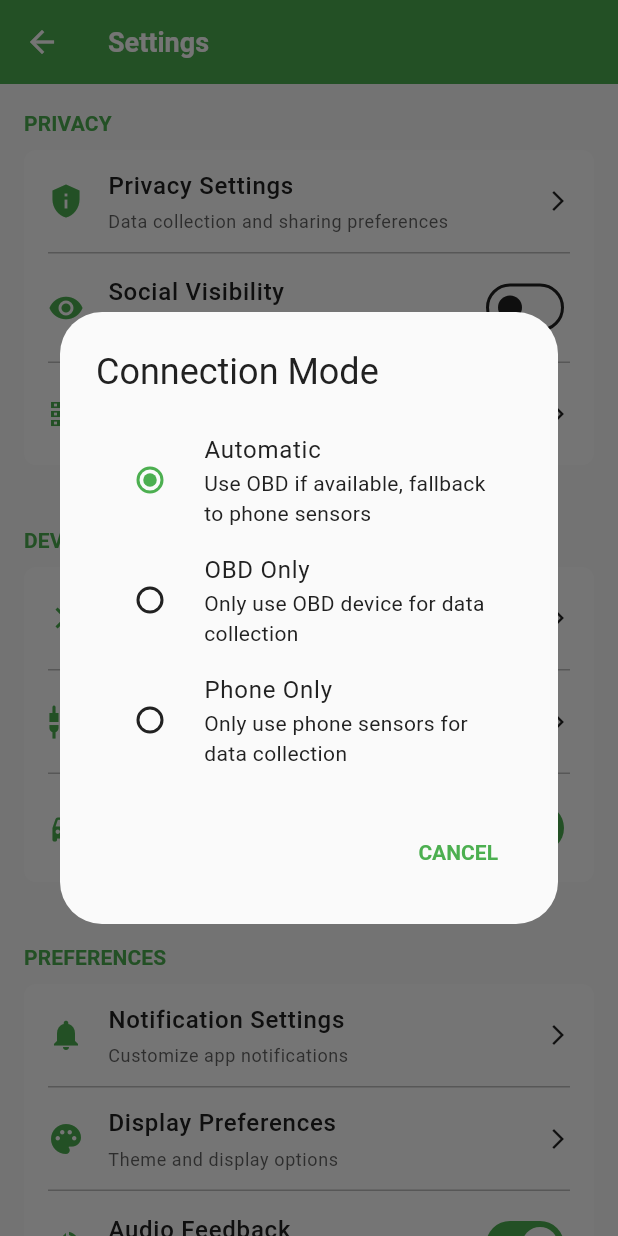
After one commit to strjonas/Going50, a Flutter app: the SettingsScreen screen opened by its route, after a tap on "Connection Mode", on a phone screen of 412 x 824 dp. The commit adds this screen. Run offline on Flutter 3.47's test engine with Material 3 defaults, Android fonts, the phone set to English and light mode, and no system bars; our stand-ins replace battery_plus, drift, fl_chart, geolocator, get_it, package_info_plus and 3 more; missing offline and left inert: flutter_reactive_ble; accounts and stored records are empty; generated files the repository leaves out were written again.

Commit message:
Day 25: Implement Settings Screen

```diff
--- a/lib/navigation/app_router.dart
+++ b/lib/navigation/app_router.dart
@@ -8,6 +8,7 @@ import '../presentation/screens/drive/active_drive_screen.dart';
 import '../presentation/screens/drive/trip_summary_screen.dart';
 import '../presentation/screens/insights/trip_history_screen.dart';
 import '../presentation/screens/insights/trip_detail_screen.dart';
+import '../presentation/screens/profile/settings_screen.dart';
 
 /// AppRouter handles route management for the application.
 ///
@@ -67,9 +68,7 @@ class AppRouter {
       // Profile routes
       case ProfileRoutes.settings:
         return MaterialPageRoute(
-          builder: (_) => const Scaffold(
-            body: Center(child: Text('Settings Screen - To be implemented')),
-          ),
+          builder: (_) => const SettingsScreen(),
         );
 
       case ProfileRoutes.privacySettings:
--- /dev/null
+++ b/lib/presentation/screens/profile/components/settings_item.dart
@@ -0,0 +1,97 @@
+import 'package:flutter/material.dart';
+
+/// A settings item component for use in the settings screen.
+///
+/// This component displays a single settings option with a title,
+/// optional subtitle, optional icon, and optional trailing widget.
+class SettingsItem extends StatelessWidget {
+  /// The title of the settings item.
+  final String title;
+
+  /// The optional subtitle/description text.
+  final String? subtitle;
+
+  /// The optional leading icon.
+  final IconData? icon;
+
+  /// The optional trailing widget (e.g., toggle, arrow).
+  final Widget? trailing;
+
+  /// The callback function when the item is tapped.
+  final VoidCallback? onTap;
+
+  /// The background color of the settings item.
+  final Color? backgroundColor;
+
+  /// Whether to show a divider after this item.
+  final bool showDivider;
+
+  /// Constructor for the settings item.
+  const SettingsItem({
+    super.key,
+    required this.title,
+    this.subtitle,
+    this.icon,
+    this.trailing,
+    this.onTap,
+    this.backgroundColor,
+    this.showDivider = true,
+  });
+
+  @override
+  Widget build(BuildContext context) {
+    return Column(
+      mainAxisSize: MainAxisSize.min,
+      children: [
+        InkWell(
+          onTap: onTap,
+          child: Container(
+            color: backgroundColor,
+            padding: const EdgeInsets.symmetric(horizontal: 16, vertical: 12),
+            child: Row(
+              children: [
+                if (icon != null) ...[
+                  Icon(
+                    icon,
+                    color: Theme.of(context).colorScheme.primary,
+                    size: 24,
+                  ),
+                  const SizedBox(width: 16),
+                ],
+                Expanded(
+                  child: Column(
+                    crossAxisAlignment: CrossAxisAlignment.start,
+                    children: [
+                      Text(
+                        title,
+                        style: Theme.of(context).textTheme.bodyLarge?.copyWith(
+                              fontWeight: FontWeight.w500,
+                            ),
+                      ),
+                      if (subtitle != null) ...[
+                        const SizedBox(height: 4),
+                        Text(
+                          subtitle!,
+                          style: Theme.of(context).textTheme.bodySmall?.copyWith(
+                                color: Theme.of(context).textTheme.bodySmall?.color?.withOpacity(0.7),
+                              ),
+                        ),
+                      ],
+                    ],
+                  ),
+                ),
+                if (trailing != null) trailing!,
+              ],
+            ),
+          ),
+        ),
+        if (showDivider)
+          const Divider(
+            height: 1,
+            indent: 16,
+            endIndent: 16,
+          ),
+      ],
+    );
+  }
+}
--- /dev/null
+++ b/lib/presentation/screens/profile/components/settings_section.dart
@@ -0,0 +1,73 @@
+import 'package:flutter/material.dart';
+
+/// A settings section component for use in the settings screen.
+///
+/// This component groups related settings items under a common header.
+class SettingsSection extends StatelessWidget {
+  /// The title of the settings section.
+  final String title;
+
+  /// The list of widgets to display in this section.
+  final List<Widget> children;
+
+  /// The margin around the section.
+  final EdgeInsets margin;
+
+  /// The background color of the section.
+  final Color? backgroundColor;
+
+  /// Whether to show a divider after the section.
+  final bool showDivider;
+
+  /// Constructor for the settings section.
+  const SettingsSection({
+    super.key,
+    required this.title,
+    required this.children,
+    this.margin = const EdgeInsets.only(bottom: 24),
+    this.backgroundColor,
+    this.showDivider = false,
+  });
+
+  @override
+  Widget build(BuildContext context) {
+    return Padding(
+      padding: margin,
+      child: Column(
+        crossAxisAlignment: CrossAxisAlignment.start,
+        children: [
+          // Section header
+          Padding(
+            padding: const EdgeInsets.only(left: 16, right: 16, bottom: 8, top: 16),
+            child: Text(
+              title,
+              style: Theme.of(context).textTheme.titleSmall?.copyWith(
+                    color: Theme.of(context).colorScheme.primary,
+                    fontWeight: FontWeight.bold,
+                  ),
+            ),
+          ),
+
+          // Section content
+          Container(
+            decoration: BoxDecoration(
+              color: backgroundColor ?? Theme.of(context).cardTheme.color,
+              borderRadius: BorderRadius.circular(8),
+            ),
+            margin: const EdgeInsets.symmetric(horizontal: 16),
+            child: Column(
+              children: children,
+            ),
+          ),
+
+          // Optional section divider
+          if (showDivider)
+            const Divider(
+              height: 32,
+              thickness: 1,
+            ),
+        ],
+      ),
+    );
+  }
+}
--- a/lib/presentation/screens/profile/profile_screen.dart
+++ b/lib/presentation/screens/profile/profile_screen.dart
@@ -2,6 +2,7 @@ import 'package:flutter/material.dart';
 import 'package:going50/presentation/screens/profile/components/profile_header.dart';
 import 'package:going50/presentation/screens/profile/components/achievements_grid.dart';
 import 'package:going50/presentation/screens/profile/components/statistics_summary.dart';
+import 'package:going50/core/constants/route_constants.dart';
 
 /// ProfileScreen is the main screen for the Profile tab.
 ///
@@ -53,12 +54,7 @@ class ProfileScreen extends StatelessWidget {
                   'Settings',
                   Icons.settings,
                   () {
-                    // TODO: Implement settings navigation
-                    ScaffoldMessenger.of(context).showSnackBar(
-                      const SnackBar(
-                        content: Text('Settings not yet implemented'),
-                      ),
-                    );
+                    Navigator.of(context).pushNamed(ProfileRoutes.settings);
                   },
                 ),
               ),
--- /dev/null
+++ b/lib/presentation/screens/profile/settings_screen.dart
@@ -0,0 +1,439 @@
+import 'package:flutter/material.dart';
+import 'package:provider/provider.dart';
+import 'package:going50/presentation/providers/user_provider.dart';
+import 'package:going50/core/constants/route_constants.dart';
+import 'package:going50/presentation/screens/profile/components/settings_section.dart';
+import 'package:going50/presentation/screens/profile/components/settings_item.dart';
+
+/// The Settings Screen for the Going50 app.
+///
+/// This screen displays all app configuration options organized by category.
+class SettingsScreen extends StatelessWidget {
+  /// Constructor for the settings screen.
+  const SettingsScreen({super.key});
+
+  @override
+  Widget build(BuildContext context) {
+    final userProvider = Provider.of<UserProvider>(context);
+    final isAnonymous = userProvider.isAnonymous;
+
+    return Scaffold(
+      appBar: AppBar(
+        title: const Text('Settings'),
+        elevation: 0,
+      ),
+      body: SafeArea(
+        child: ListView(
+          children: [
+            // Account Section (if signed in)
+            if (!isAnonymous) _buildAccountSection(context, userProvider),
+
+            // Privacy Section
+            _buildPrivacySection(context, userProvider),
+
+            // Device Section
+            _buildDeviceSection(context, userProvider),
+
+            // Preferences Section
+            _buildPreferencesSection(context, userProvider),
+
+            // About Section
+            _buildAboutSection(context, userProvider),
+
+            const SizedBox(height: 32),
+          ],
+        ),
+      ),
+    );
+  }
+
+  /// Builds the account section of settings.
+  Widget _buildAccountSection(BuildContext context, UserProvider userProvider) {
+    return SettingsSection(
+      title: 'ACCOUNT',
+      children: [
+        SettingsItem(
+          title: 'Profile Information',
+          subtitle: userProvider.userProfile?.name ?? 'Your profile details',
+          icon: Icons.person,
+          trailing: const Icon(Icons.arrow_forward_ios, size: 16),
+          onTap: () {
+            // TODO: Navigate to profile edit screen
+            ScaffoldMessenger.of(context).showSnackBar(
+              const SnackBar(
+                content: Text('Profile edit not yet implemented'),
+              ),
+            );
+          },
+        ),
+        SettingsItem(
+          title: 'Data Sync',
+          subtitle: userProvider.getPreference('privacy', 'allow_data_upload') == true
+              ? 'Enabled'
+              : 'Disabled',
+          icon: Icons.sync,
+          trailing: Switch(
+            value: userProvider.getPreference('privacy', 'allow_data_upload') == true,
+            onChanged: (value) async {
+              await userProvider.updatePreference('privacy', 'allow_data_upload', value);
+            },
+          ),
+          onTap: null, // Tapping the row doesn't do anything since we have a switch
+        ),
+        SettingsItem(
+          title: 'Delete Account',
+          subtitle: 'Permanently delete your account and all data',
+          icon: Icons.delete_forever,
+          trailing: const Icon(Icons.arrow_forward_ios, size: 16),
+          showDivider: false,
+          onTap: () {
+            // Show confirmation dialog
+            showDialog(
+              context: context,
+              builder: (context) => AlertDialog(
+                title: const Text('Delete Account?'),
+                content: const Text(
+                  'This will permanently delete your account and all associated data. This action cannot be undone.',
+                ),
+                actions: [
+                  TextButton(
+                    onPressed: () => Navigator.of(context).pop(),
+                    child: const Text('CANCEL'),
+                  ),
+                  TextButton(
+                    onPressed: () {
+                      Navigator.of(context).pop();
+                      // TODO: Implement account deletion
+                      ScaffoldMessenger.of(context).showSnackBar(
+                        const SnackBar(
+                          content: Text('Account deletion not yet implemented'),
+                        ),
+                      );
+                    },
+                    child: const Text('DELETE', style: TextStyle(color: Colors.red)),
+                  ),
+                ],
+              ),
+            );
+          },
+        ),
+      ],
+    );
+  }
+
+  /// Builds the privacy section of settings.
+  Widget _buildPrivacySection(BuildContext context, UserProvider userProvider) {
+    return SettingsSection(
+      title: 'PRIVACY',
+      children: [
+        SettingsItem(
+          title: 'Privacy Settings',
+          subtitle: 'Data collection and sharing preferences',
+          icon: Icons.privacy_tip,
+          trailing: const Icon(Icons.arrow_forward_ios, size: 16),
+          onTap: () {
+            Navigator.of(context).pushNamed(ProfileRoutes.privacySettings);
+          },
+        ),
+        SettingsItem(
+          title: 'Social Visibility',
+          subtitle: userProvider.getPreference('privacy', 'share_achievements') == true
+              ? 'Public profile'
+              : 'Private profile',
+          icon: Icons.visibility,
+          trailing: Switch(
+            value: userProvider.getPreference('privacy', 'share_achievements') == true,
+            onChanged: (value) async {
+              await userProvider.updatePreference('privacy', 'share_achievements', value);
+            },
+          ),
+          onTap: null,
+        ),
+        SettingsItem(
+          title: 'Data Management',
+          subtitle: 'Export or delete your data',
+          icon: Icons.storage,
+          trailing: const Icon(Icons.arrow_forward_ios, size: 16),
+          showDivider: false,
+          onTap: () {
+            // TODO: Navigate to data management screen
+            ScaffoldMessenger.of(context).showSnackBar(
+              const SnackBar(
+                content: Text('Data management not yet implemented'),
+              ),
+            );
+          },
+        ),
+      ],
+    );
+  }
+
+  /// Builds the device section of settings.
+  Widget _buildDeviceSection(BuildContext context, UserProvider userProvider) {
+    final connectionMode = userProvider.getPreference('connection', 'connection_mode') as String? ?? 'auto';
+
+    String connectionModeText;
+    switch (connectionMode) {
+      case 'auto':
+        connectionModeText = 'Automatic (OBD if available)';
+        break;
+      case 'obd_only':
+        connectionModeText = 'OBD device only';
+        break;
+      case 'phone_only':
+        connectionModeText = 'Phone sensors only';
+        break;
+      default:
+        connectionModeText = 'Automatic';
+    }
+
+    return SettingsSection(
+      title: 'DEVICE',
+      children: [
+        SettingsItem(
+          title: 'OBD Connection',
+          subtitle: 'Manage connected OBD devices',
+          icon: Icons.bluetooth,
+          trailing: const Icon(Icons.arrow_forward_ios, size: 16),
+          onTap: () {
+            Navigator.of(context).pushNamed(ProfileRoutes.deviceConnection);
+          },
+        ),
+        SettingsItem(
+          title: 'Connection Mode',
+          subtitle: connectionModeText,
+          icon: Icons.settings_input_component,
+          trailing: const Icon(Icons.arrow_forward_ios, size: 16),
+          onTap: () {
+            _showConnectionModeDialog(context, userProvider, connectionMode);
+          },
+        ),
+        SettingsItem(
+          title: 'Background Operation',
+          subtitle: userProvider.getPreference('driving', 'auto_end_trip') == true
+              ? 'Enabled'
+              : 'Disabled',
+          icon: Icons.directions_car,
+          trailing: Switch(
+            value: userProvider.getPreference('driving', 'auto_end_trip') == true,
+            onChanged: (value) async {
+              await userProvider.updatePreference('driving', 'auto_end_trip', value);
+            },
+          ),
+          showDivider: false,
+          onTap: null,
+        ),
+      ],
+    );
+  }
+
+  /// Builds the preferences section of settings.
+  Widget _buildPreferencesSection(BuildContext context, UserProvider userProvider) {
+    final units = userProvider.getPreference('display', 'units') as String? ?? 'metric';
+
+    return SettingsSection(
+      title: 'PREFERENCES',
+      children: [
+        SettingsItem(
+          title: 'Notification Settings',
+          subtitle: 'Customize app notifications',
+          icon: Icons.notifications,
+          trailing: const Icon(Icons.arrow_forward_ios, size: 16),
+          onTap: () {
+            // TODO: Navigate to notification settings
+            ScaffoldMessenger.of(context).showSnackBar(
+              const SnackBar(
+                content: Text('Notification settings not yet implemented'),
+              ),
+            );
+          },
+        ),
+        SettingsItem(
+          title: 'Display Preferences',
+          subtitle: 'Theme and display options',
+          icon: Icons.palette,
+          trailing: const Icon(Icons.arrow_forward_ios, size: 16),
+          onTap: () {
+            // TODO: Navigate to display settings
+            ScaffoldMessenger.of(context).showSnackBar(
+              const SnackBar(
+                content: Text('Display settings not yet implemented'),
+              ),
+            );
+          },
+        ),
+        SettingsItem(
+          title: 'Audio Feedback',
+          subtitle: userProvider.getPreference('driving', 'audio_feedback') == true
+              ? 'Enabled'
+              : 'Disabled',
+          icon: Icons.volume_up,
+          trailing: Switch(
+            value: userProvider.getPreference('driving', 'audio_feedback') == true,
+            onChanged: (value) async {
+              await userProvider.updatePreference('driving', 'audio_feedback', value);
+            },
+          ),
+          onTap: null,
+        ),
+        SettingsItem(
+          title: 'Measurement Units',
+          subtitle: units == 'metric' ? 'Metric (km, L)' : 'Imperial (mi, gal)',
+          icon: Icons.straighten,
+          trailing: const Icon(Icons.arrow_forward_ios, size: 16),
+          onTap: () {
+            _showUnitSelectionDialog(context, userProvider, units);
+          },
+          showDivider: false,
+        ),
+      ],
+    );
+  }
+
+  /// Builds the about section of settings.
+  Widget _buildAboutSection(BuildContext context, UserProvider userProvider) {
+    return SettingsSection(
+      title: 'ABOUT',
+      children: [
+        SettingsItem(
+          title: 'App Version',
+          subtitle: '1.0.0 (beta)',
+          icon: Icons.info,
+          onTap: null,
+        ),
+        SettingsItem(
+          title: 'Terms of Service',
+          icon: Icons.description,
+          trailing: const Icon(Icons.arrow_forward_ios, size: 16),
+          onTap: () {
+            // TODO: Navigate to terms of service
+            ScaffoldMessenger.of(context).showSnackBar(
+              const SnackBar(
+                content: Text('Terms of service not yet implemented'),
+              ),
+            );
+          },
+        ),
+        SettingsItem(
+          title: 'Privacy Policy',
+          icon: Icons.policy,
+          trailing: const Icon(Icons.arrow_forward_ios, size: 16),
+          onTap: () {
+            // TODO: Navigate to privacy policy
+            ScaffoldMessenger.of(context).showSnackBar(
+              const SnackBar(
+                content: Text('Privacy policy not yet implemented'),
+              ),
+            );
+          },
+        ),
+        SettingsItem(
+          title: 'Send Feedback',
+          icon: Icons.feedback,
+          trailing: const Icon(Icons.arrow_forward_ios, size: 16),
+          showDivider: false,
+          onTap: () {
+            // TODO: Navigate to feedback form
+            ScaffoldMessenger.of(context).showSnackBar(
+              const SnackBar(
+                content: Text('Feedback form not yet implemented'),
+              ),
+            );
+          },
+        ),
+      ],
+    );
+  }
+
+  /// Shows a dialog to select connection mode.
+  void _showConnectionModeDialog(BuildContext context, UserProvider userProvider, String currentMode) {
+    showDialog(
+      context: context,
+      builder: (context) => AlertDialog(
+        title: const Text('Connection Mode'),
+        content: Column(
+          mainAxisSize: MainAxisSize.min,
+          children: [
+            RadioListTile<String>(
+              title: const Text('Automatic'),
+              subtitle: const Text('Use OBD if available, fallback to phone sensors'),
+              value: 'auto',
+              groupValue: currentMode,
+              onChanged: (value) async {
+                Navigator.of(context).pop();
+                await userProvider.updatePreference('connection', 'connection_mode', value);
+              },
+            ),
+            RadioListTile<String>(
+              title: const Text('OBD Only'),
+              subtitle: const Text('Only use OBD device for data collection'),
+              value: 'obd_only',
+              groupValue: currentMode,
+              onChanged: (value) async {
+                Navigator.of(context).pop();
+                await userProvider.updatePreference('connection', 'connection_mode', value);
+              },
+            ),
+            RadioListTile<String>(
+              title: const Text('Phone Only'),
+              subtitle: const Text('Only use phone sensors for data collection'),
+              value: 'phone_only',
+              groupValue: currentMode,
+              onChanged: (value) async {
+                Navigator.of(context).pop();
+                await userProvider.updatePreference('connection', 'connection_mode', value);
+              },
+            ),
+          ],
+        ),
+        actions: [
+          TextButton(
+            onPressed: () => Navigator.of(context).pop(),
+            child: const Text('CANCEL'),
+          ),
+        ],
+      ),
+    );
+  }
+
+  /// Shows a dialog to select measurement units.
+  void _showUnitSelectionDialog(BuildContext context, UserProvider userProvider, String currentUnits) {
+    showDialog(
+      context: context,
+      builder: (context) => AlertDialog(
+        title: const Text('Measurement Units'),
+        content: Column(
+          mainAxisSize: MainAxisSize.min,
+          children: [
+            RadioListTile<String>(
+              title: const Text('Metric'),
+              subtitle: const Text('Kilometers, Liters, kg CO₂'),
+              value: 'metric',
+              groupValue: currentUnits,
+              onChanged: (value) async {
+                Navigator.of(context).pop();
+                await userProvider.updatePreference('display', 'units', value);
+              },
+            ),
+            RadioListTile<String>(
+              title: const Text('Imperial'),
+              subtitle: const Text('Miles, Gallons, lbs CO₂'),
+              value: 'imperial',
+              groupValue: currentUnits,
+              onChanged: (value) async {
+                Navigator.of(context).pop();
+                await userProvider.updatePreference('display', 'units', value);
+              },
+            ),
+          ],
+        ),
+        actions: [
+          TextButton(
+            onPressed: () => Navigator.of(context).pop(),
+            child: const Text('CANCEL'),
+          ),
+        ],
+      ),
+    );
+  }
+}
```
Also changed, not shown: 2 other files.
